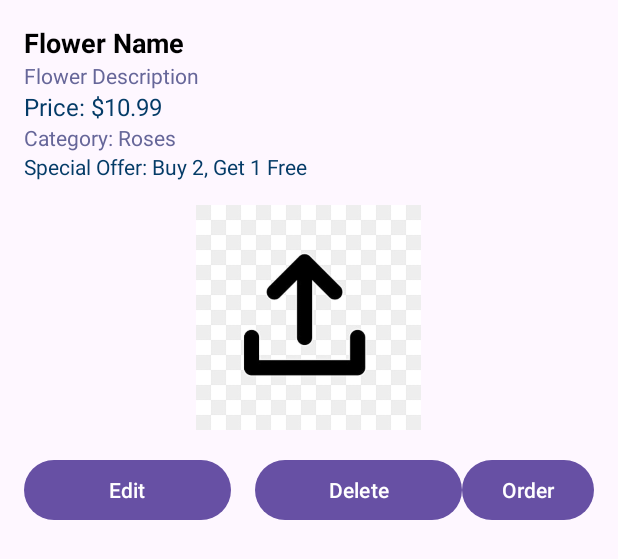
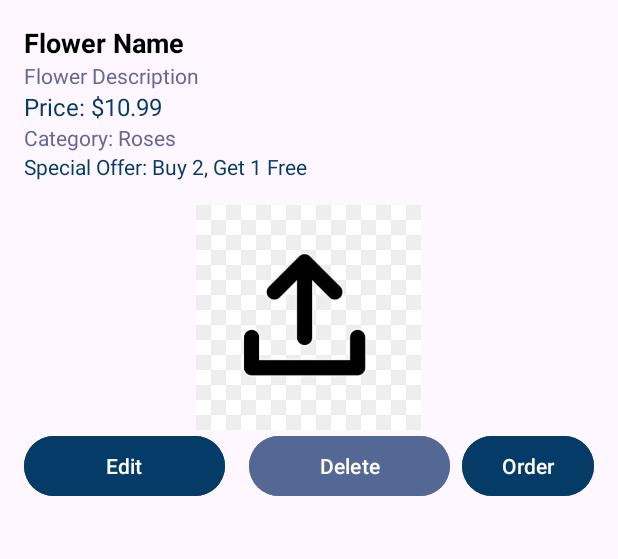
Before and after one commit to DhanukaDB/BLOOMROOM10, an Android app: the layout item_flower.xml on its own in the app's theme, with its tools: preview values and no code run, on a phone screen of 412 x 824 dp. Shown: the top 559 px of the screen. Run offline under Robolectric (Android 15) with nearby library versions, the phone set to English and light mode, and no system bars.

Commit message:
place order ui changes & minor changes

```diff
--- a/app/src/main/res/layout/activity_create_flower.xml
+++ b/app/src/main/res/layout/activity_create_flower.xml
@@ -14,6 +14,7 @@
             android:layout_width="match_parent"
             android:layout_height="wrap_content"
             android:text="Add Flower Details"
+            android:textStyle="bold"
             android:textSize="20sp"
             android:textColor="#333333"
             android:gravity="center"
--- a/app/src/main/res/layout/item_flower.xml
+++ b/app/src/main/res/layout/item_flower.xml
@@ -63,8 +63,7 @@
     <LinearLayout
         android:layout_width="match_parent"
         android:layout_height="wrap_content"
-        android:orientation="horizontal"
-        android:layout_marginTop="16dp">
+        android:orientation="horizontal">
 
         <Button
             android:id="@+id/buttonEdit"
@@ -73,6 +72,7 @@
             android:layout_height="wrap_content"
             android:text="Edit"
             android:textColor="@android:color/white"
+            android:backgroundTint="@color/colorAccent"
             android:layout_marginEnd="8dp"/>
 
         <Button
@@ -81,6 +81,7 @@
             android:layout_weight="1"
             android:layout_height="wrap_content"
             android:text="Delete"
+            android:backgroundTint="@color/colorAccent1"
             android:textColor="@android:color/white"
             android:layout_marginStart="8dp"/>
 
@@ -88,7 +89,9 @@
             android:id="@+id/buttonOrder"
             android:layout_width="wrap_content"
             android:layout_height="wrap_content"
-            android:text="Order" />
+            android:text="Order"
+            android:backgroundTint="@color/colorAccent"
+            android:layout_marginStart="8dp"/>
     </LinearLayout>
 
 </LinearLayout>
```
Also changed, not shown: app/src/main/res/layout/activity_order_details.xml (+44 -8 lines).
